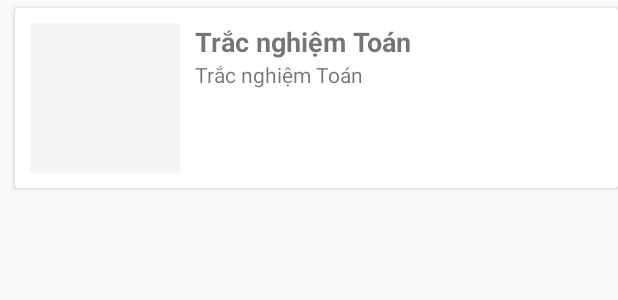
After one commit to uethackathon2017/Alpha-Go, an Android app: the layout row_school_test.xml on its own in the app's theme, with its tools: preview values and no code run, on a phone screen of 412 x 824 dp. The commit adds this screen. Shown: the top 300 px of the screen. Run offline under Robolectric (Android 15) with nearby library versions, the phone set to English and light mode, and no system bars.

Commit message:
Fix lỗi

```diff
--- a/app/build.gradle
+++ b/app/build.gradle
@@ -40,6 +40,7 @@ dependencies {
     compile 'com.getbase:floatingactionbutton:1.10.1'
     compile 'com.facebook.android:facebook-android-sdk:4.20.0'
     compile 'com.github.pedrovgs:draggablepanel:1.9'
+    compile 'es.voghdev.pdfviewpager:library:1.0.1'
     testCompile 'junit:junit:4.12'
 }
 apply plugin: 'com.google.gms.google-services'
--- /dev/null
+++ b/app/src/main/res/layout/row_school_test.xml
@@ -0,0 +1,48 @@
+<?xml version="1.0" encoding="utf-8"?>
+<android.support.v7.widget.CardView xmlns:android="http://schemas.android.com/apk/res/android"
+    xmlns:card_view="http://schemas.android.com/apk/res-auto"
+    android:layout_width="match_parent"
+    android:layout_height="wrap_content"
+    android:layout_marginBottom="5dp"
+    android:layout_marginLeft="10dp"
+    android:layout_marginStart="10dp"
+    android:layout_marginTop="5dp"
+    android:orientation="vertical"
+    card_view:contentPadding="10dp">
+
+    <LinearLayout
+        android:layout_width="match_parent"
+        android:layout_height="wrap_content"
+        android:orientation="horizontal">
+
+        <ImageView
+            android:id="@+id/imageViewIcon"
+            android:layout_width="100dp"
+            android:layout_height="100dp"
+            android:src="@color/background_light" />
+
+        <LinearLayout
+            android:layout_width="match_parent"
+            android:layout_height="wrap_content"
+            android:layout_marginLeft="10dp"
+            android:layout_marginStart="10dp"
+            android:orientation="vertical">
+
+            <TextView
+                android:id="@+id/textViewTitle"
+                android:layout_width="wrap_content"
+                android:layout_height="wrap_content"
+                android:maxLines="3"
+                android:text="@string/app_name"
+                android:textSize="18sp"
+                android:textStyle="bold" />
+
+            <TextView
+                android:id="@+id/textViewDate"
+                android:layout_width="wrap_content"
+                android:layout_height="wrap_content"
+                android:text="@string/app_name" />
+        </LinearLayout>
+    </LinearLayout>
+
+</android.support.v7.widget.CardView>
```
Also changed, not shown: app/src/main/java/com/quang/tracnghiemtoan/acivities/PracticeActivity.java (+7 -0 lines), app/src/main/java/com/quang/tracnghiemtoan/adapters/SchoolTestAdapter.java (added, +44 -0 lines), app/src/main/java/com/quang/tracnghiemtoan/models/SchoolTest.java (added, +55 -0 lines), app/src/main/res/layout/fragment_school_test.xml (+3 -5 lines).
